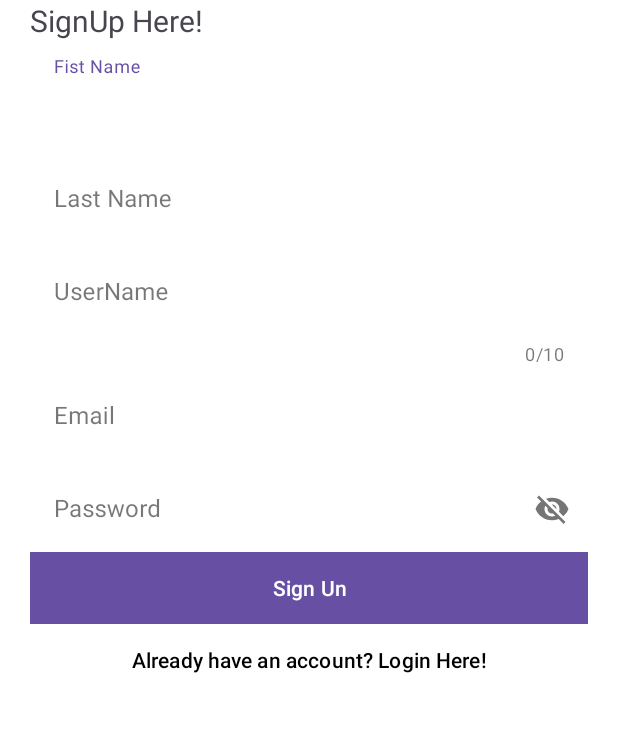
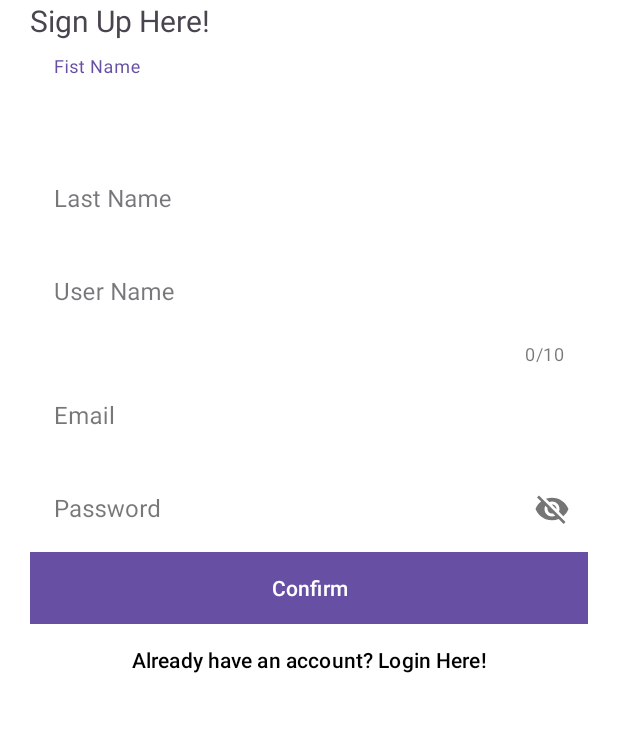
Before and after one commit to stefanomusicman/spot_seeker, an Android app: the screen it shows after launch (SignUpScreen), after a tap on "New User? SIGN UP", on a phone screen of 412 x 824 dp, the part 361-1093 px from its top. Run offline under Robolectric (Android 15) with nearby library versions, the phone set to English and light mode, and no system bars.

Commit message:
Sucefully conneted the sign in page to homescreen, and minor ajust

```diff
--- a/app/src/main/AndroidManifest.xml
+++ b/app/src/main/AndroidManifest.xml
@@ -26,9 +26,13 @@
                 <category android:name="android.intent.category.LAUNCHER" />
             </intent-filter>
         </activity> <!-- LoginScreen -->
+
         <activity
             android:name=".LoginScreen"
             android:exported="false" /> <!-- MainActivity -->
+        <activity
+            android:name=".HomeScreen"
+            android:exported="true" />
         <activity
             android:name=".MainActivity"
             android:exported="false">
--- a/app/src/main/res/layout/activity_sign_up_screen.xml
+++ b/app/src/main/res/layout/activity_sign_up_screen.xml
@@ -31,7 +31,7 @@
         android:id="@+id/sign_up_text"
         android:layout_width="wrap_content"
         android:layout_height="wrap_content"
-        android:text="SignUp Here!"
+        android:text="Sign Up Here!"
         android:textSize="20sp"
         android:transitionName="logo_name"/>
 
@@ -75,7 +75,7 @@
             android:layout_width="match_parent"
             android:layout_height="wrap_content"
             android:id="@+id/userName"
-            android:hint="UserName"
+            android:hint="User Name"
             app:counterEnabled="true"
             app:counterMaxLength="10"
             style="@style/Widget.MaterialComponents.TextInputLayout.OutlinedBox">
@@ -117,7 +117,7 @@
             android:id="@+id/btnSignIn"
             android:layout_width="match_parent"
             android:layout_height="wrap_content"
-            android:text="Sign Un"
+            android:text="Confirm"
             android:background="#FA2750"
             android:textColor="#fff"
             />
```
Also changed, not shown: app/src/main/java/com/example/spot_seeker/LoginScreen.java (+16 -0 lines).
